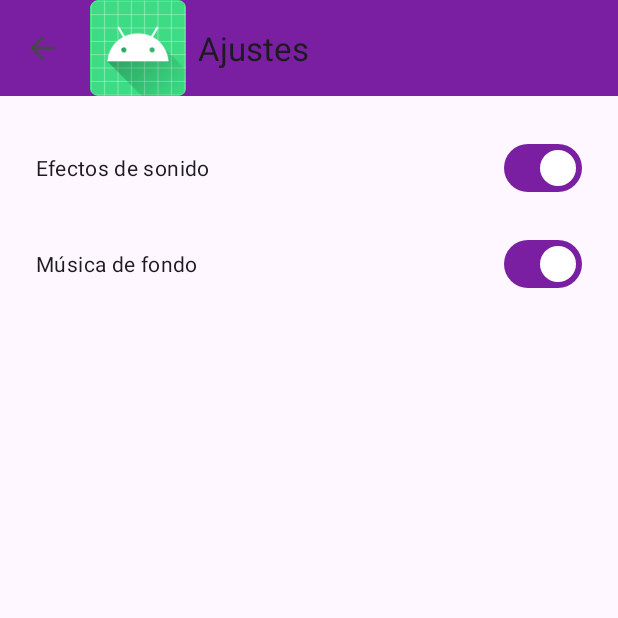
After one commit to Nicolasghubv67/LDM-Practica2-Quiz, an Android app: the SettingsActivity screen opened directly, with no data from a screen before it, on a phone screen of 412 x 824 dp, the top half of it. The commit adds this screen. Run offline under Robolectric (Android 15) with nearby library versions, the phone set to English and light mode, and no system bars.

Commit message:
Improvements in sound system

```diff
--- a/app/src/main/java/com/example/practica2/QuizApplication.java
+++ b/app/src/main/java/com/example/practica2/QuizApplication.java
@@ -38,9 +38,8 @@ public class QuizApplication extends Application {
     @Override
     public void onTerminate() {
         super.onTerminate();
-        // liberar recursos si quieres
         if (musicPlayer instanceof MusicManager) {
-            ((MusicManager) musicPlayer).stop();
+            musicPlayer.stop();
         }
     }
 }
--- /dev/null
+++ b/app/src/main/java/com/example/practica2/ui/SettingsActivity.java
@@ -0,0 +1,57 @@
+package com.example.practica2.ui;
+
+import android.os.Bundle;
+
+import androidx.appcompat.app.AppCompatActivity;
+
+import com.example.practica2.AppPreferences;
+import com.example.practica2.QuizApplication;
+import com.example.practica2.R;
+import com.example.practica2.media.MusicPlayer;
+import com.example.practica2.media.SoundPlayer;
+import com.google.android.material.appbar.MaterialToolbar;
+import com.google.android.material.materialswitch.MaterialSwitch;
+
+public class SettingsActivity extends AppCompatActivity {
+
+    private SoundPlayer soundPlayer;
+    private MusicPlayer musicPlayer;
+
+    @Override
+    protected void onCreate(Bundle savedInstanceState) {
+        super.onCreate(savedInstanceState);
+        setContentView(R.layout.activity_settings);
+
+        QuizApplication app = (QuizApplication) getApplication();
+        soundPlayer = app.getSoundPlayer();
+        musicPlayer = app.getMusicPlayer();
+
+        MaterialToolbar toolbar = findViewById(R.id.topAppBar);
+        setSupportActionBar(toolbar);
+        if (getSupportActionBar() != null) {
+            getSupportActionBar().setDisplayHomeAsUpEnabled(true);
+            getSupportActionBar().setLogo(R.mipmap.ic_launcher_round);
+            getSupportActionBar().setDisplayUseLogoEnabled(true);
+        }
+        toolbar.setNavigationOnClickListener(v -> onBackPressed());
+
+        MaterialSwitch switchSound = findViewById(R.id.switchSound);
+        MaterialSwitch switchMusic = findViewById(R.id.switchMusic);
+
+        // Estado inicial
+        boolean soundEnabled = AppPreferences.isSoundEnabled(this);
+        boolean musicEnabled = AppPreferences.isMusicEnabled(this);
+        switchSound.setChecked(soundEnabled);
+        switchMusic.setChecked(musicEnabled);
+
+        switchSound.setOnCheckedChangeListener((buttonView, isChecked) -> {
+            AppPreferences.setSoundEnabled(this, isChecked);
+            soundPlayer.setSoundEnabled(isChecked);
+        });
+
+        switchMusic.setOnCheckedChangeListener((buttonView, isChecked) -> {
+            AppPreferences.setMusicEnabled(this, isChecked);
+            musicPlayer.setEnabled(isChecked);
+        });
+    }
+}
--- /dev/null
+++ b/app/src/main/res/layout/activity_settings.xml
@@ -0,0 +1,44 @@
+<?xml version="1.0" encoding="utf-8"?>
+<androidx.constraintlayout.widget.ConstraintLayout
+    xmlns:android="http://schemas.android.com/apk/res/android"
+    xmlns:app="http://schemas.android.com/apk/res-auto"
+    android:layout_width="match_parent"
+    android:layout_height="match_parent">
+
+    <com.google.android.material.appbar.MaterialToolbar
+        android:id="@+id/topAppBar"
+        android:layout_width="0dp"
+        android:layout_height="?attr/actionBarSize"
+        android:background="?attr/colorPrimary"
+        app:title="@string/ajustes"
+        app:layout_constraintTop_toTopOf="parent"
+        app:layout_constraintStart_toStartOf="parent"
+        app:layout_constraintEnd_toEndOf="parent" />
+
+    <LinearLayout
+        android:id="@+id/content"
+        android:layout_width="0dp"
+        android:layout_height="0dp"
+        android:orientation="vertical"
+        android:padding="24dp"
+        app:layout_constraintTop_toBottomOf="@id/topAppBar"
+        app:layout_constraintBottom_toBottomOf="parent"
+        app:layout_constraintStart_toStartOf="parent"
+        app:layout_constraintEnd_toEndOf="parent">
+
+        <com.google.android.material.materialswitch.MaterialSwitch
+            android:id="@+id/switchSound"
+            android:layout_width="match_parent"
+            android:layout_height="wrap_content"
+            android:text="@string/sonido_efectos" />
+
+        <com.google.android.material.materialswitch.MaterialSwitch
+            android:id="@+id/switchMusic"
+            android:layout_width="match_parent"
+            android:layout_height="wrap_content"
+            android:text="@string/musica_de_fondo"
+            android:layout_marginTop="16dp" />
+
+    </LinearLayout>
+
+</androidx.constraintlayout.widget.ConstraintLayout>
--- a/app/src/main/res/menu/menu_audio_toggles.xml
+++ b/app/src/main/res/menu/menu_audio_toggles.xml
@@ -5,13 +5,13 @@
     <item
         android:id="@+id/action_toggle_sound"
         android:title="@string/sonido"
-        android:icon="@drawable/ic_volume_up_24"
+        android:icon="@drawable/sound_effects_on"
         app:showAsAction="always" />
 
     <item
         android:id="@+id/action_toggle_music"
         android:title="@string/musica"
-        android:icon="@drawable/ic_music_note_24"
+        android:icon="@drawable/music_on"
         app:showAsAction="always" />
 
 </menu>
--- a/app/src/main/res/values/strings.xml
+++ b/app/src/main/res/values/strings.xml
@@ -12,4 +12,8 @@
     <string name="incorrecto_2">Incorrecto -2</string>
     <string name="sonido">sonido</string>
     <string name="musica">musica</string>
+    <string name="sonido_efectos">Efectos de sonido</string>
+    <string name="musica_de_fondo">Música de fondo</string>
+    <string name="ajustes">Ajustes</string>
+    <string name="ayuda">Ayuda</string>
 </resources>
```
Also changed, not shown: app/src/main/AndroidManifest.xml (+6 -3 lines), app/src/main/java/com/example/practica2/ui/GameActivity.java (+80 -0 lines), app/src/main/java/com/example/practica2/ui/MainActivity.java (+20 -0 lines), app/src/main/res/layout/activity_main.xml (+24 -0 lines), 1 other file.
